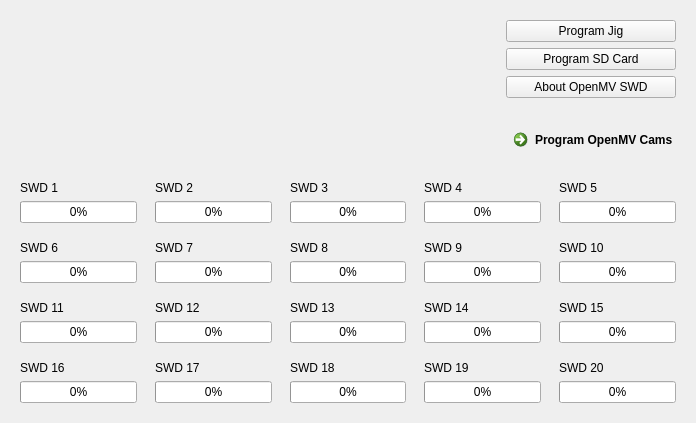
Qt form module/V2-Application/src/app/openmvswd.ui (openmv/openmv-swd) before a commit.
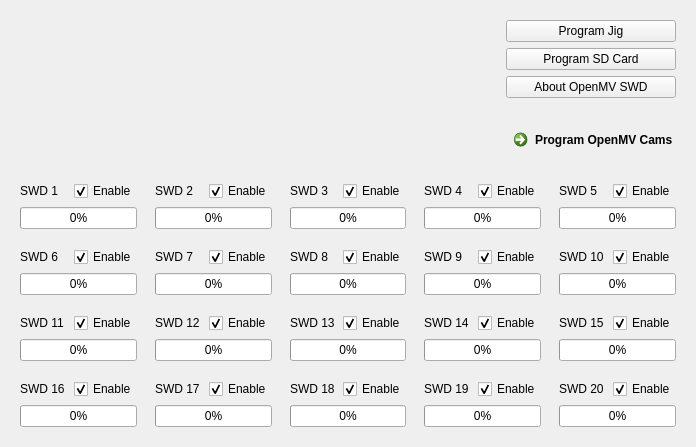
The same form after that commit. Icons and pictures are not drawn.

Commit message: Added enable buttons

Patch:
```diff
--- a/module/V2-Application/src/app/openmvswd.ui
+++ b/module/V2-Application/src/app/openmvswd.ui
@@ -7,7 +7,7 @@
     <x>0</x>
     <y>0</y>
     <width>694</width>
-    <height>414</height>
+    <height>422</height>
    </rect>
   </property>
   <property name="windowTitle">
@@ -149,6 +149,21 @@
        <widget class="QWidget" name="swd_00" native="true">
         <layout class="QVBoxLayout" name="verticalLayout_00">
          <item>
+          <widget class="QWidget" name="widget_00" native="true">
+           <layout class="QHBoxLayout" name="horizontalLayout_00">
+            <property name="leftMargin">
+             <number>0</number>
+            </property>
+            <property name="topMargin">
+             <number>0</number>
+            </property>
+            <property name="rightMargin">
+             <number>0</number>
+            </property>
+            <property name="bottomMargin">
+             <number>0</number>
+            </property>
+            <item>
           <widget class="QLabel" name="label_00">
            <property name="text">
             <string>SWD 1</string>
@@ -156,6 +171,19 @@
           </widget>
          </item>
          <item>
+             <widget class="QCheckBox" name="enable_00">
+              <property name="text">
+               <string>Enable</string>
+              </property>
+              <property name="checked">
+               <bool>true</bool>
+              </property>
+             </widget>
+            </item>
+           </layout>
+          </widget>
+         </item>
+         <item>
           <widget class="QProgressBar" name="progressBar_00">
            <property name="value">
             <number>0</number>
@@ -169,6 +197,21 @@
        <widget class="QWidget" name="swd_01" native="true">
         <layout class="QVBoxLayout" name="verticalLayout_01">
          <item>
+          <widget class="QWidget" name="widget_01" native="true">
+           <layout class="QHBoxLayout" name="horizontalLayout_01">
+            <property name="leftMargin">
+             <number>0</number>
+            </property>
+            <property name="topMargin">
+             <number>0</number>
+            </property>
+            <property name="rightMargin">
+             <number>0</number>
+            </property>
+            <property name="bottomMargin">
+             <number>0</number>
+            </property>
+            <item>
           <widget class="QLabel" name="label_01">
            <property name="text">
             <string>SWD 2</string>
@@ -176,6 +219,19 @@
           </widget>
          </item>
          <item>
+             <widget class="QCheckBox" name="enable_01">
+              <property name="text">
+               <string>Enable</string>
+              </property>
+              <property name="checked">
+               <bool>true</bool>
+              </property>
+             </widget>
+            </item>
+           </layout>
+          </widget>
+         </item>
+         <item>
           <widget class="QProgressBar" name="progressBar_01">
            <property name="value">
             <number>0</number>
@@ -189,6 +245,21 @@
        <widget class="QWidget" name="swd_10" native="true">
         <layout class="QVBoxLayout" name="verticalLayout_10">
          <item>
+          <widget class="QWidget" name="widget_10" native="true">
+           <layout class="QHBoxLayout" name="horizontalLayout_10">
+            <property name="leftMargin">
+             <number>0</number>
+            </property>
+            <property name="topMargin">
+             <number>0</number>
+            </property>
+            <property name="rightMargin">
+             <number>0</number>
+            </property>
+            <property name="bottomMargin">
+             <number>0</number>
+            </property>
+            <item>
           <widget class="QLabel" name="label_10">
            <property name="text">
             <string>SWD 11</string>
@@ -196,6 +267,19 @@
           </widget>
          </item>
          <item>
+             <widget class="QCheckBox" name="enable_10">
+              <property name="text">
+               <string>Enable</string>
+              </property>
+              <property name="checked">
+               <bool>true</bool>
+              </property>
+             </widget>
+            </item>
+           </layout>
+          </widget>
+         </item>
+         <item>
           <widget class="QProgressBar" name="progressBar_10">
            <property name="value">
             <number>0</number>
@@ -209,6 +293,21 @@
        <widget class="QWidget" name="swd_02" native="true">
         <layout class="QVBoxLayout" name="verticalLayout_02">
          <item>
+         <widget class="QWidget" name="widget_02" native="true">
+          <layout class="QHBoxLayout" name="horizontalLayout_02">
+           <property name="leftMargin">
+            <number>0</number>
+           </property>
+           <property name="topMargin">
+            <number>0</number>
+           </property>
+           <property name="rightMargin">
+            <number>0</number>
+           </property>
+           <property name="bottomMargin">
+            <number>0</number>
+           </property>
+           <item>
           <widget class="QLabel" name="label_02">
            <property name="text">
             <string>SWD 3</string>
@@ -216,6 +315,19 @@
           </widget>
          </item>
          <item>
+            <widget class="QCheckBox" name="enable_02">
+             <property name="text">
+              <string>Enable</string>
+             </property>
+             <property name="checked">
+              <bool>true</bool>
+             </property>
+            </widget>
+           </item>
+          </layout>
+         </widget>
+        </item>
+        <item>
           <widget class="QProgressBar" name="progressBar_02">
            <property name="value">
             <number>0</number>
@@ -229,6 +341,21 @@
        <widget class="QWidget" name="swd_15" native="true">
         <layout class="QVBoxLayout" name="verticalLayout_15">
          <item>
+         <widget class="QWidget" name="widget_15" native="true">
+          <layout class="QHBoxLayout" name="horizontalLayout_15">
+           <property name="leftMargin">
+            <number>0</number>
+           </property>
+           <property name="topMargin">
+            <number>0</number>
+           </property>
+           <property name="rightMargin">
+            <number>0</number>
+           </property>
+           <property name="bottomMargin">
+            <number>0</number>
+           </property>
+           <item>
           <widget class="QLabel" name="label_15">
            <property name="text">
             <string>SWD 16</string>
@@ -236,6 +363,19 @@
           </widget>
          </item>
          <item>
+            <widget class="QCheckBox" name="enable_15">
+             <property name="text">
+              <string>Enable</string>
+             </property>
+             <property name="checked">
+              <bool>true</bool>
+             </property>
+            </widget>
+           </item>
+          </layout>
+         </widget>
+        </item>
+        <item>
           <widget class="QProgressBar" name="progressBar_15">
            <property name="value">
             <number>0</number>
@@ -249,6 +389,21 @@
        <widget class="QWidget" name="swd_05" native="true">
         <layout class="QVBoxLayout" name="verticalLayout_05">
          <item>
+         <widget class="QWidget" name="widget_05" native="true">
+          <layout class="QHBoxLayout" name="horizontalLayout_05">
+           <property name="leftMargin">
+            <number>0</number>
+           </property>
+           <property name="topMargin">
+            <number>0</number>
+           </property>
+           <property name="rightMargin">
+            <number>0</number>
+           </property>
+           <property name="bottomMargin">
+            <number>0</number>
+           </property>
+           <item>
           <widget class="QLabel" name="label_05">
            <property name="text">
             <string>SWD 6</string>
@@ -256,6 +411,19 @@
           </widget>
          </item>
          <item>
+            <widget class="QCheckBox" name="enable_05">
+             <property name="text">
+              <string>Enable</string>
+             </property>
+             <property name="checked">
+              <bool>true</bool>
+             </property>
+            </widget>
+           </item>
+          </layout>
+         </widget>
+        </item>
+        <item>
           <widget class="QProgressBar" name="progressBar_05">
            <property name="value">
             <number>0</number>
@@ -269,6 +437,21 @@
        <widget class="QWidget" name="swd_03" native="true">
         <layout class="QVBoxLayout" name="verticalLayout_03">
          <item>
+         <widget class="QWidget" name="widget_03" native="true">
+          <layout class="QHBoxLayout" name="horizontalLayout_03">
+           <property name="leftMargin">
+            <number>0</number>
+           </property>
+           <property name="topMargin">
+            <number>0</number>
+           </property>
+           <property name="rightMargin">
+            <number>0</number>
+           </property>
+           <property name="bottomMargin">
+            <number>0</number>
+           </property>
+           <item>
           <widget class="QLabel" name="label_03">
            <property name="text">
             <string>SWD 4</string>
@@ -276,6 +459,19 @@
           </widget>
          </item>
          <item>
+            <widget class="QCheckBox" name="enable_03">
+             <property name="text">
+              <string>Enable</string>
+             </property>
+             <property name="checked">
+              <bool>true</bool>
+             </property>
+            </widget>
+           </item>
+          </layout>
+         </widget>
+        </item>
+        <item>
           <widget class="QProgressBar" name="progressBar_03">
            <property name="value">
             <number>0</number>
@@ -289,6 +485,21 @@
        <widget class="QWidget" name="swd_04" native="true">
         <layout class="QVBoxLayout" name="verticalLayout_04">
          <item>
+         <widget class="QWidget" name="widget_04" native="true">
+          <layout class="QHBoxLayout" name="horizontalLayout_04">
+           <property name="leftMargin">
+            <number>0</number>
+           </property>
+           <property name="topMargin">
+            <number>0</number>
+           </property>
+           <property name="rightMargin">
+            <number>0</number>
+           </property>
+           <property name="bottomMargin">
+            <number>0</number>
+           </property>
+           <item>
           <widget class="QLabel" name="label_04">
            <property name="text">
             <string>SWD 5</string>
@@ -296,6 +507,19 @@
           </widget>
          </item>
          <item>
+            <widget class="QCheckBox" name="enable_04">
+             <property name="text">
+              <string>Enable</string>
+             </property>
+             <property name="checked">
+              <bool>true</bool>
+             </property>
+            </widget>
+           </item>
+          </layout>
+         </widget>
+        </item>
+        <item>
           <widget class="QProgressBar" name="progressBar_04">
            <property name="value">
             <number>0</number>
@@ -309,6 +533,21 @@
        <widget class="QWidget" name="swd_06" native="true">
         <layout class="QVBoxLayout" name="verticalLayout_06">
          <item>
+         <widget class="QWidget" name="widget_06" native="true">
+          <layout class="QHBoxLayout" name="horizontalLayout_06">
+           <property name="leftMargin">
+            <number>0</number>
+           </property>
+           <property name="topMargin">
+            <number>0</number>
+           </property>
+           <property name="rightMargin">
+            <number>0</number>
+           </property>
+           <property name="bottomMargin">
+            <number>0</number>
+           </property>
+           <item>
           <widget class="QLabel" name="label_06">
            <property name="text">
             <string>SWD 7</string>
@@ -316,6 +555,19 @@
           </widget>
          </item>
          <item>
+            <widget class="QCheckBox" name="enable_06">
+             <property name="text">
+              <string>Enable</string>
+             </property>
+             <property name="checked">
+              <bool>true</bool>
+             </property>
+            </widget>
+           </item>
+          </layout>
+         </widget>
+        </item>
+        <item>
           <widget class="QProgressBar" name="progressBar_06">
            <property name="value">
             <number>0</number>
@@ -329,6 +581,21 @@
        <widget class="QWidget" name="swd_11" native="true">
         <layout class="QVBoxLayout" name="verticalLayout_11">
          <item>
+         <widget class="QWidget" name="widget_11" native="true">
+          <layout class="QHBoxLayout" name="horizontalLayout_11">
+           <property name="leftMargin">
+            <number>0</number>
+           </property>
+           <property name="topMargin">
+            <number>0</number>
+           </property>
+           <property name="rightMargin">
+            <number>0</number>
+           </property>
+           <property name="bottomMargin">
+            <number>0</number>
+           </property>
+           <item>
           <widget class="QLabel" name="label_11">
            <property name="text">
             <string>SWD 12</string>
@@ -336,6 +603,19 @@
           </widget>
          </item>
          <item>
+            <widget class="QCheckBox" name="enable_11">
+             <property name="text">
+              <string>Enable</string>
+             </property>
+             <property name="checked">
+              <bool>true</bool>
+             </property>
+            </widget>
+           </item>
+          </layout>
+         </widget>
+        </item>
+        <item>
           <widget class="QProgressBar" name="progressBar_11">
            <property name="value">
             <number>0</number>
@@ -349,6 +629,21 @@
        <widget class="QWidget" name="swd_16" native="true">
         <layout class="QVBoxLayout" name="verticalLayout_16">
          <item>
+         <widget class="QWidget" name="widget_16" native="true">
+          <layout class="QHBoxLayout" name="horizontalLayout_16">
+           <property name="leftMargin">
+            <number>0</number>
+           </property>
+           <property name="topMargin">
+            <number>0</number>
+           </property>
+           <property name="rightMargin">
+            <number>0</number>
+           </property>
+           <property name="bottomMargin">
+            <number>0</number>
+           </property>
+           <item>
           <widget class="QLabel" name="label_16">
            <property name="text">
             <string>SWD 17</string>
@@ -356,6 +651,19 @@
           </widget>
          </item>
          <item>
+            <widget class="QCheckBox" name="enable_16">
+             <property name="text">
+              <string>Enable</string>
+             </property>
+             <property name="checked">
+              <bool>true</bool>
+             </property>
+            </widget>
+           </item>
+          </layout>
+         </widget>
+        </item>
+        <item>
           <widget class="QProgressBar" name="progressBar_16">
            <property name="value">
             <number>0</number>
@@ -369,6 +677,21 @@
        <widget class="QWidget" name="swd_07" native="true">
         <layout class="QVBoxLayout" name="verticalLayout_07">
          <item>
+         <widget class="QWidget" name="widget_07" native="true">
+          <layout class="QHBoxLayout" name="horizontalLayout_07">
+           <property name="leftMargin">
+            <number>0</number>
+           </property>
+           <property name="topMargin">
+            <number>0</number>
+           </property>
+           <property name="rightMargin">
+            <number>0</number>
+           </property>
+           <property name="bottomMargin">
+            <number>0</number>
+           </property>
+           <item>
           <widget class="QLabel" name="label_07">
            <property name="text">
             <string>SWD 8</string>
@@ -376,6 +699,19 @@
           </widget>
          </item>
          <item>
+            <widget class="QCheckBox" name="enable_07">
+             <property name="text">
+              <string>Enable</string>
+             </property>
+             <property name="checked">
+              <bool>true</bool>
+             </property>
+            </widget>
+           </item>
+          </layout>
+         </widget>
+        </item>
+        <item>
           <widget class="QProgressBar" name="progressBar_07">
            <property name="value">
             <number>0</number>
@@ -389,6 +725,21 @@
        <widget class="QWidget" name="swd_12" native="true">
         <layout class="QVBoxLayout" name="verticalLayout_12">
          <item>
+         <widget class="QWidget" name="widget_12" native="true">
+          <layout class="QHBoxLayout" name="horizontalLayout_12">
+           <property name="leftMargin">
+            <number>0</number>
+           </property>
+           <property name="topMargin">
+            <number>0</number>
+           </property>
+           <property name="rightMargin">
+            <number>0</number>
+           </property>
+           <property name="bottomMargin">
+            <number>0</number>
+           </property>
+           <item>
           <widget class="QLabel" name="label_12">
            <property name="text">
             <string>SWD 13</string>
@@ -396,6 +747,19 @@
           </widget>
          </item>
          <item>
+            <widget class="QCheckBox" name="enable_12">
+             <property name="text">
+              <string>Enable</string>
+             </property>
+             <property name="checked">
+              <bool>true</bool>
+             </property>
+            </widget>
+           </item>
+          </layout>
+         </widget>
+        </item>
+        <item>
           <widget class="QProgressBar" name="progressBar_12">
            <property name="value">
             <number>0</number>
@@ -409,6 +773,21 @@
        <widget class="QWidget" name="swd_17" native="true">
         <layout class="QVBoxLayout" name="verticalLayout_17">
          <item>
+         <widget class="QWidget" name="widget_17" native="true">
+          <layout class="QHBoxLayout" name="horizontalLayout_17">
+           <property name="leftMargin">
+            <number>0</number>
+           </property>
+           <property name="topMargin">
+            <number>0</number>
+           </property>
+           <property name="rightMargin">
+            <number>0</number>
+           </property>
+           <property name="bottomMargin">
+            <number>0</number>
+           </property>
+           <item>
           <widget class="QLabel" name="label_17">
            <property name="text">
             <string>SWD 18</string>
@@ -416,6 +795,19 @@
           </widget>
          </item>
          <item>
+            <widget class="QCheckBox" name="enable_17">
+             <property name="text">
+              <string>Enable</string>
+             </property>
+             <property name="checked">
+              <bool>true</bool>
+             </property>
+            </widget>
+           </item>
+          </layout>
+         </widget>
+        </item>
+        <item>
           <widget class="QProgressBar" name="progressBar_17">
            <property name="value">
             <number>0</number>
@@ -429,6 +821,21 @@
        <widget class="QWidget" name="swd_08" native="true">
         <layout class="QVBoxLayout" name="verticalLayout_08">
          <item>
+         <widget class="QWidget" name="widget_08" native="true">
+          <layout class="QHBoxLayout" name="horizontalLayout_08">
+           <property name="leftMargin">
+            <number>0</number>
+           </property>
+           <property name="topMargin">
+            <number>0</number>
+           </property>
+           <property name="rightMargin">
+            <number>0</number>
+           </property>
+           <property name="bottomMargin">
+            <number>0</number>
+           </property>
+           <item>
           <widget class="QLabel" name="label_08">
            <property name="text">
             <string>SWD 9</string>
@@ -436,6 +843,19 @@
           </widget>
          </item>
          <item>
+            <widget class="QCheckBox" name="enable_08">
+             <property name="text">
+              <string>Enable</string>
+             </property>
+             <property name="checked">
+              <bool>true</bool>
+             </property>
+            </widget>
+           </item>
+          </layout>
+         </widget>
+        </item>
+        <item>
           <widget class="QProgressBar" name="progressBar_08">
            <property name="value">
             <number>0</number>
@@ -449,6 +869,21 @@
        <widget class="QWidget" name="swd_13" native="true">
         <layout class="QVBoxLayout" name="verticalLayout_13">
          <item>
+         <widget class="QWidget" name="widget_13" native="true">
+          <layout class="QHBoxLayout" name="horizontalLayout_13">
+           <property name="leftMargin">
+            <number>0</number>
+           </property>
+           <property name="topMargin">
+            <number>0</number>
+           </property>
+           <property name="rightMargin">
+            <number>0</number>
+           </property>
+           <property name="bottomMargin">
+            <number>0</number>
+           </property>
+           <item>
           <widget class="QLabel" name="label_13">
            <property name="text">
             <string>SWD 14</string>
@@ -456,6 +891,19 @@
           </widget>
          </item>
          <item>
+            <widget class="QCheckBox" name="enable_13">
+             <property name="text">
+              <string>Enable</string>
+             </property>
+             <property name="checked">
+              <bool>true</bool>
+             </property>
+            </widget>
+           </item>
+          </layout>
+         </widget>
+        </item>
+        <item>
           <widget class="QProgressBar" name="progressBar_13">
            <property name="value">
             <number>0</number>
@@ -469,6 +917,21 @@
        <widget class="QWidget" name="swd_18" native="true">
         <layout class="QVBoxLayout" name="verticalLayout_18">
          <item>
+         <widget class="QWidget" name="widget_18" native="true">
+          <layout class="QHBoxLayout" name="horizontalLayout_18">
+           <property name="leftMargin">
+            <number>0</number>
+           </property>
+           <property name="topMargin">
+            <number>0</number>
+           </property>
+           <property name="rightMargin">
+            <number>0</number>
+           </property>
+           <property name="bottomMargin">
+            <number>0</number>
+           </property>
+           <item>
           <widget class="QLabel" name="label_18">
            <property name="text">
             <string>SWD 19</string>
@@ -476,6 +939,19 @@
           </widget>
          </item>
          <item>
+            <widget class="QCheckBox" name="enable_18">
+             <property name="text">
+              <string>Enable</string>
+             </property>
+             <property name="checked">
+              <bool>true</bool>
+             </property>
+            </widget>
+           </item>
+          </layout>
+         </widget>
+        </item>
+        <item>
           <widget class="QProgressBar" name="progressBar_18">
            <property name="value">
             <number>0</number>
@@ -489,6 +965,21 @@
        <widget class="QWidget" name="swd_09" native="true">
         <layout class="QVBoxLayout" name="verticalLayout_09">
          <item>
+         <widget class="QWidget" name="widget_09" native="true">
+          <layout class="QHBoxLayout" name="horizontalLayout_09">
+           <property name="leftMargin">
+            <number>0</number>
+           </property>
+           <property name="topMargin">
+            <number>0</number>
+           </property>
+           <property name="rightMargin">
+            <number>0</number>
+           </property>
+           <property name="bottomMargin">
+            <number>0</number>
+           </property>
+           <item>
           <widget class="QLabel" name="label_09">
            <property name="text">
             <string>SWD 10</string>
@@ -496,6 +987,19 @@
           </widget>
          </item>
          <item>
+            <widget class="QCheckBox" name="enable_09">
+             <property name="text">
+              <string>Enable</string>
+             </property>
+             <property name="checked">
+              <bool>true</bool>
+             </property>
+            </widget>
+           </item>
+          </layout>
+         </widget>
+        </item>
+        <item>
           <widget class="QProgressBar" name="progressBar_09">
            <property name="value">
             <number>0</number>
@@ -509,6 +1013,21 @@
        <widget class="QWidget" name="swd_14" native="true">
         <layout class="QVBoxLayout" name="verticalLayout_14">
          <item>
+         <widget class="QWidget" name="widget_14" native="true">
+          <layout class="QHBoxLayout" name="horizontalLayout_14">
+           <property name="leftMargin">
+            <number>0</number>
+           </property>
+           <property name="topMargin">
+            <number>0</number>
+           </property>
+           <property name="rightMargin">
+            <number>0</number>
+           </property>
+           <property name="bottomMargin">
+            <number>0</number>
+           </property>
+           <item>
           <widget class="QLabel" name="label_14">
            <property name="text">
             <string>SWD 15</string>
@@ -516,6 +1035,19 @@
           </widget>
          </item>
          <item>
+            <widget class="QCheckBox" name="enable_14">
+             <property name="text">
+              <string>Enable</string>
+             </property>
+             <property name="checked">
+              <bool>true</bool>
+             </property>
+            </widget>
+           </item>
+          </layout>
+         </widget>
+        </item>
+        <item>
           <widget class="QProgressBar" name="progressBar_14">
            <property name="value">
             <number>0</number>
@@ -529,10 +1061,38 @@
        <widget class="QWidget" name="swd_19" native="true">
         <layout class="QVBoxLayout" name="verticalLayout_19">
          <item>
+         <widget class="QWidget" name="widget_19" native="true">
+          <layout class="QHBoxLayout" name="horizontalLayout_19">
+           <property name="leftMargin">
+            <number>0</number>
+           </property>
+           <property name="topMargin">
+            <number>0</number>
+           </property>
+           <property name="rightMargin">
+            <number>0</number>
+           </property>
+           <property name="bottomMargin">
+            <number>0</number>
+           </property>
+           <item>
           <widget class="QLabel" name="label_19">
            <property name="text">
             <string>SWD 20</string>
            </property>
+            </widget>
+           </item>
+           <item>
+            <widget class="QCheckBox" name="enable_19">
+             <property name="text">
+              <string>Enable</string>
+             </property>
+             <property name="checked">
+              <bool>true</bool>
+             </property>
+            </widget>
+           </item>
+          </layout>
           </widget>
          </item>
          <item>
```
Lines whose indentation alone changed are shown as unchanged. The commit also changes 2 other files.
